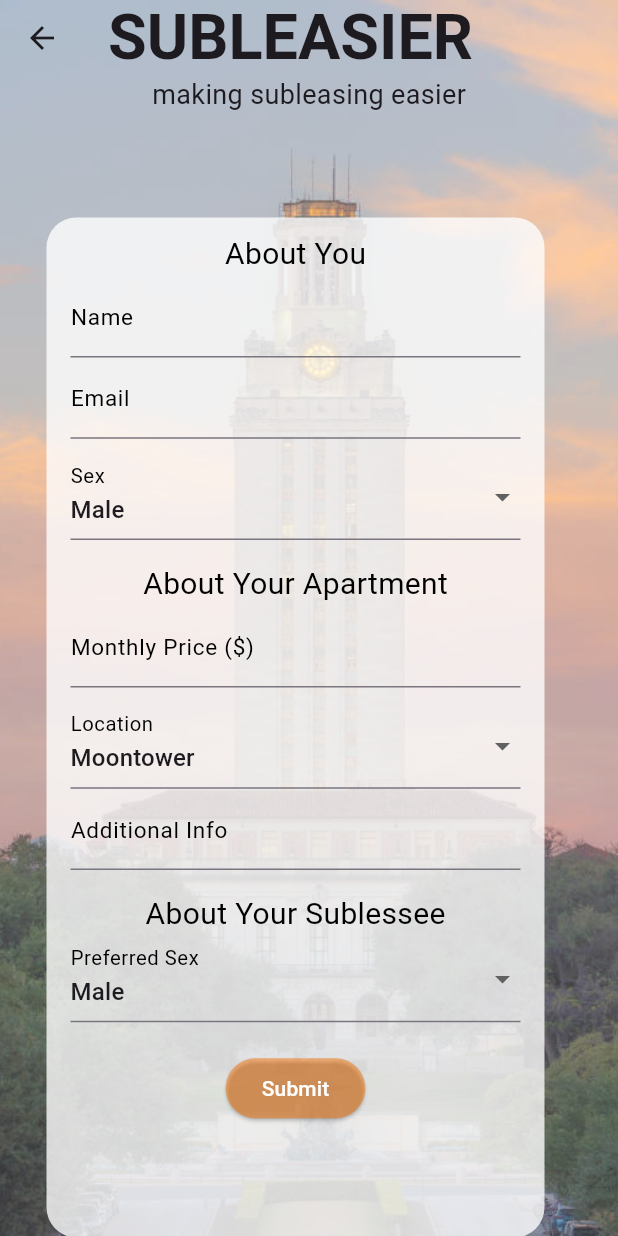
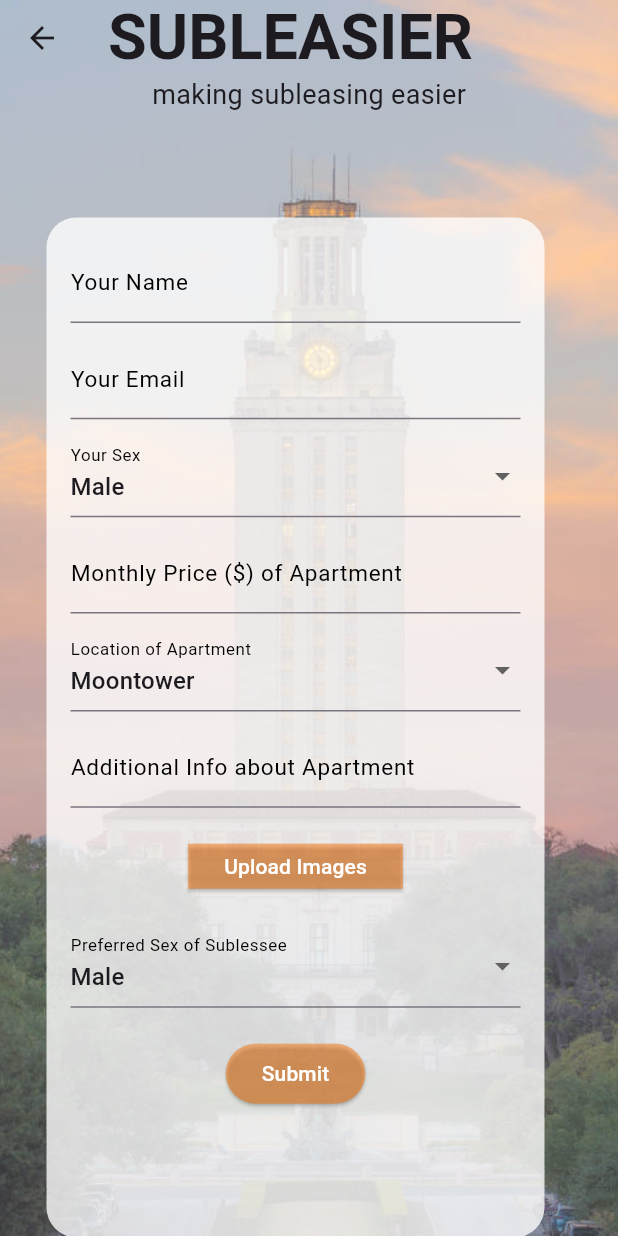
Before and after one commit to siddhi-bansal/subleasier, a Flutter app: the SublessorForm screen opened directly, on a phone screen of 412 x 824 dp. Run offline on Flutter 3.47's test engine with Material 3 defaults, Android fonts, the phone set to English and light mode, and no system bars; our stand-ins replace image_picker.

Commit message:
done with initial form design

```diff
--- a/lib/sublessor/posting_form.dart
+++ b/lib/sublessor/posting_form.dart
@@ -1,5 +1,8 @@
+import 'dart:io';
+
 import 'package:flutter/material.dart';
 import 'package:flutter/services.dart';
+import 'package:image_picker/image_picker.dart';
 import 'posting_success.dart';
 
 final GlobalKey<FormState> _formKey = GlobalKey<FormState>();
@@ -18,9 +21,25 @@ class _SublessorFormState extends State<SublessorForm> {
   String? _location = 'Moontower';
   String? _additional_info = '';
   int _monthly_price = 0;
+  List<File> _images = [];
+  final picker = ImagePicker();
   final List<String> _sexList = ['Male', 'Female'];
   final List<String> _locationList = ['Moontower', 'Lark', '2400 Nueces'];
   @override
+
+  Future getImages() async {
+    try {
+      final pickedFiles = await picker.pickMultiImage();
+    setState(() {
+      _images = pickedFiles.map((pickedFile) => File(pickedFile.path)).toList();
+    });
+    } catch (e) {
+      print('Error picking images: $e');
+    }
+
+  }
+
+
   Widget build(BuildContext context) {
     return Scaffold(
       extendBodyBehindAppBar: true,
@@ -82,10 +101,11 @@ class _SublessorFormState extends State<SublessorForm> {
           child: Column(
             crossAxisAlignment: CrossAxisAlignment.center,
             children: <Widget>[
-              const Center(child: Text('About You', style: TextStyle(fontSize: 20, color: Colors.black))),
+              // const Center(child: Text('About You', style: TextStyle(fontSize: 19, color: Colors.black))),
+              SizedBox(height: 6),
               TextFormField(
                 decoration: const InputDecoration(
-                  labelText: 'Name',
+                  labelText: 'Your Name',
                   labelStyle: TextStyle(color: Colors.black, fontSize: 15),
                   focusedBorder: UnderlineInputBorder(
                     borderSide: BorderSide(color: Color.fromARGB(237, 193, 90, 5),), // Change to your desired color
@@ -104,9 +124,10 @@ class _SublessorFormState extends State<SublessorForm> {
                   _name = value!; // Save the entered name
                 },
               ),
+              SizedBox(height: 10),
               TextFormField(
                 decoration: const InputDecoration(
-                  labelText: 'Email',
+                  labelText: 'Your Email',
                   labelStyle: TextStyle(color: Colors.black, fontSize: 15),
                   focusedBorder: UnderlineInputBorder(
                     borderSide: BorderSide(color: Color.fromARGB(237, 193, 90, 5),), // Change to your desired color
@@ -125,13 +146,12 @@ class _SublessorFormState extends State<SublessorForm> {
                   _email = value!; // Save the entered email
                 },
               ),
-              SizedBox(height: 10.0),
-
+              const SizedBox(height: 10.0),
               DropdownButtonFormField<String>(
                   decoration: const InputDecoration(
-                    labelText: 'Sex', // Hint text
+                    labelText: 'Your Sex', // Hint text
                     labelStyle:
-               TextStyle(color: Colors.black, fontSize: 18),
+               TextStyle(color: Colors.black, fontSize: 15),
                     focusedBorder: UnderlineInputBorder(
                       borderSide: BorderSide(
                         color: Color.fromARGB(237, 193, 90, 5),
@@ -151,11 +171,11 @@ class _SublessorFormState extends State<SublessorForm> {
                     });
                   },
                 ),
-                const SizedBox(height: 15.0),
-                const Center(child: Text('About Your Apartment', style: TextStyle(fontSize: 20, color: Colors.black))),
+                const SizedBox(height: 10.0),
+                // const Center(child: Text('About Your Apartment', style: TextStyle(fontSize: 19, color: Colors.black))),
                  TextFormField(
                 decoration: const InputDecoration(
-                  labelText: 'Monthly Price (\$)',
+                  labelText: 'Monthly Price (\$) of Apartment',
                   labelStyle: TextStyle(color: Colors.black, fontSize: 15),
                   focusedBorder: UnderlineInputBorder(
                     borderSide: BorderSide(color: Color.fromARGB(237, 193, 90, 5),), // Change to your desired color
@@ -180,12 +200,11 @@ class _SublessorFormState extends State<SublessorForm> {
               ),
 
             const SizedBox(height: 10.0),
-
             DropdownButtonFormField<String>(
                   decoration: const InputDecoration(
-                    labelText: 'Location', // Hint text
+                    labelText: 'Location of Apartment', // Hint text
                     labelStyle:
-               TextStyle(color: Colors.black, fontSize: 18),
+               TextStyle(color: Colors.black, fontSize: 15),
                     focusedBorder: UnderlineInputBorder(
                       borderSide: BorderSide(
                         color: Color.fromARGB(237, 193, 90, 5),
@@ -205,10 +224,10 @@ class _SublessorFormState extends State<SublessorForm> {
                     });
                   },
                 ),
-
+                SizedBox(height: 10),
                 TextFormField(
                 decoration: const InputDecoration(
-                  labelText: 'Additional Info',
+                  labelText: 'Additional Info about Apartment',
                   labelStyle: TextStyle(color: Colors.black, fontSize: 15),
                   focusedBorder: UnderlineInputBorder(
                     borderSide: BorderSide(color: Color.fromARGB(237, 193, 90, 5),), // Change to your desired color
@@ -224,12 +243,26 @@ class _SublessorFormState extends State<SublessorForm> {
                 },
               ),
               const SizedBox(height: 15.0),
-                const Center(child: Text('About Your Sublessee', style: TextStyle(fontSize: 20, color: Colors.black))),
+              ElevatedButton(
+                onPressed: getImages,
+                child: Text('Upload Images', style: TextStyle(color: Colors.white),),
+                style: ButtonStyle(
+                  backgroundColor: MaterialStateProperty.all<Color>(Color.fromARGB(120, 255, 115, 0)),
+                  minimumSize: MaterialStateProperty.all<Size>(Size(20, 30)),
+                  shape: MaterialStateProperty.all<RoundedRectangleBorder>(
+                  RoundedRectangleBorder(
+                    borderRadius: BorderRadius.circular(0), // Set border radius to 0 for a rectangular button
+                  )
+                ),
+              ),
+              ),
+              const SizedBox(height: 15.0),
+                // const Center(child: Text('About Your Sublessee', style: TextStyle(fontSize: 19, color: Colors.black))),
                 DropdownButtonFormField<String>(
                   decoration: const InputDecoration(
-                    labelText: 'Preferred Sex', // Hint text
+                    labelText: 'Preferred Sex of Sublessee', // Hint text
                     labelStyle:
-               TextStyle(color: Colors.black, fontSize: 18),
+               TextStyle(color: Colors.black, fontSize: 15),
                     focusedBorder: UnderlineInputBorder(
                       borderSide: BorderSide(
                         color: Color.fromARGB(237, 193, 90, 5),
@@ -249,8 +282,6 @@ class _SublessorFormState extends State<SublessorForm> {
                     });
                   },
                 ),
-
-
               const SizedBox(height: 20.0),
               ElevatedButton(
               style: ButtonStyle(
--- a/pubspec.yaml
+++ b/pubspec.yaml
@@ -30,6 +30,7 @@ environment:
 dependencies:
   flutter:
     sdk: flutter
+  image_picker: ^0.8.4+3
 
 
   # The following adds the Cupertino Icons font to your application.
```
Also changed, not shown: pubspec.lock, 15 other files.
